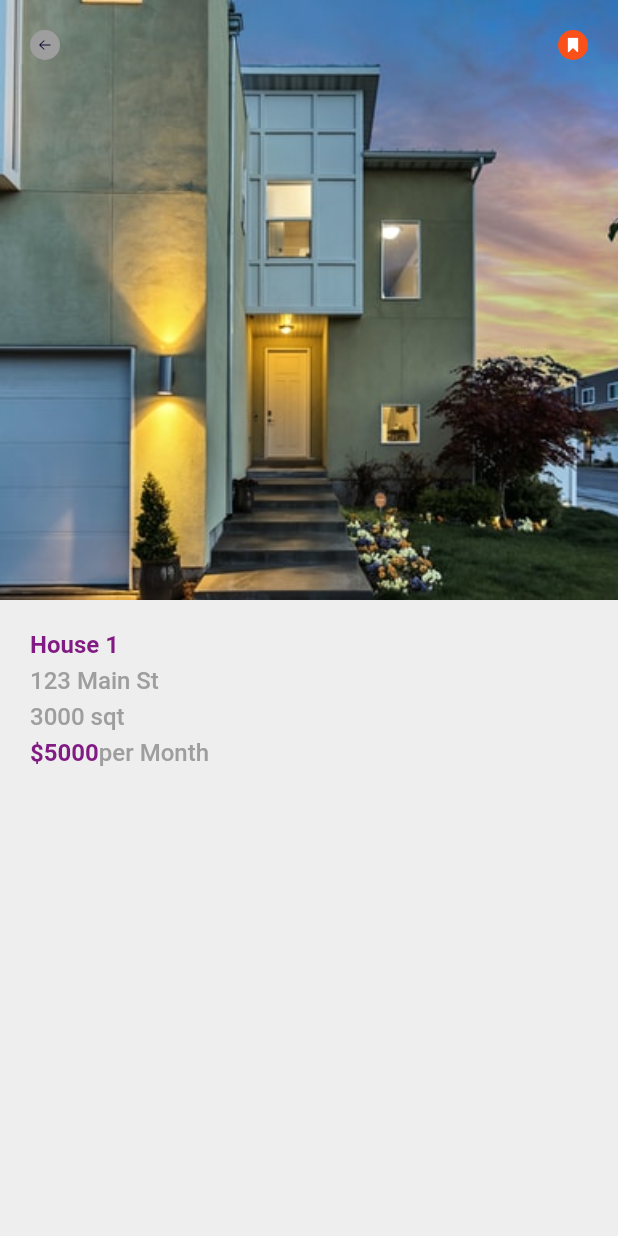
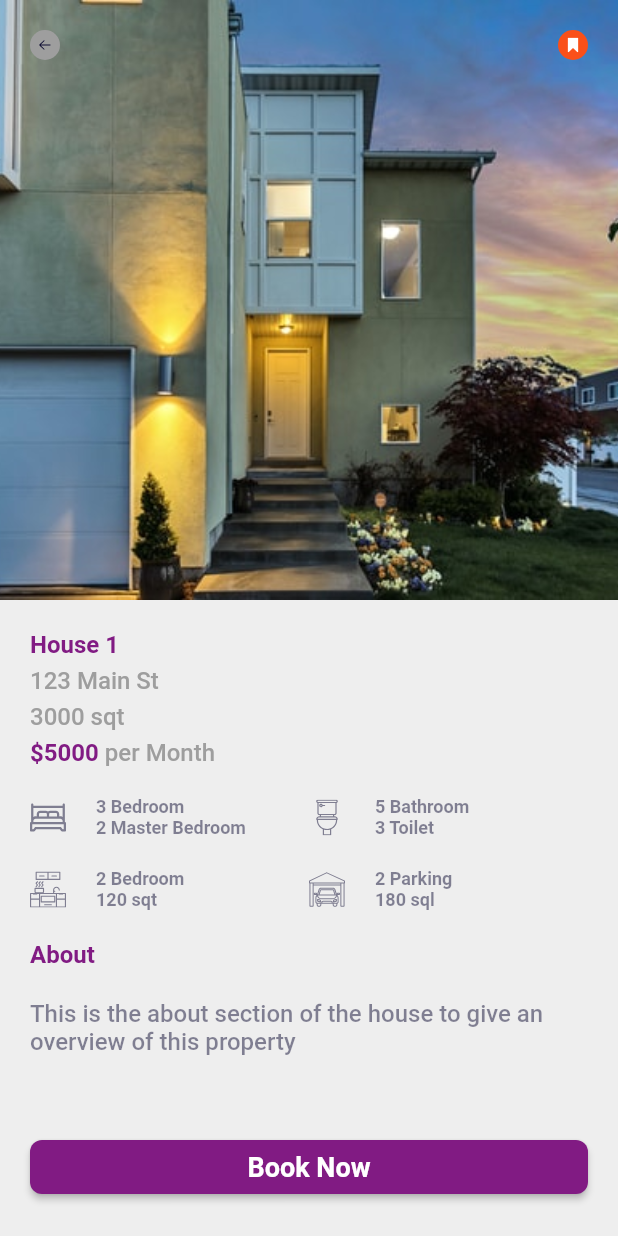
Before and after one commit to bdushimi/atlp-flutter, a Flutter app: the screen it shows after launch, after a tap on "House 1", on a phone screen of 412 x 824 dp. Run offline on Flutter 3.47's test engine with Material 2 defaults, Android fonts, the phone set to English and light mode, and no system bars; our stand-ins replace flutter_svg.

Commit message:
Completes details information page

```diff
--- a/flutter-firebase/house_rent_app/lib/screen/detail/details.dart
+++ b/flutter-firebase/house_rent_app/lib/screen/detail/details.dart
@@ -1,7 +1,9 @@
 import 'package:flutter/material.dart';
 import 'package:house_rent_app/model/house_model.dart';
+import 'package:house_rent_app/screen/detail/widget/about_house.dart';
 import 'package:house_rent_app/screen/detail/widget/detailed_app_bar.dart';
 import 'package:house_rent_app/screen/detail/widget/content_intro.dart';
+import 'package:house_rent_app/screen/detail/widget/house_info.dart';
 
 class Details extends StatelessWidget {
   final House house;
@@ -17,7 +19,35 @@ class Details extends StatelessWidget {
             DetailedAppBar(house: house),
             const SizedBox(height: 20),
             ContentIntro(house: house),
-
+            const SizedBox(height: 20),
+            HouseInfo(house: house),
+            SizedBox(height: 20),
+            AboutHouse(),
+            SizedBox(height: 50),
+            Container(
+              padding: const EdgeInsets.symmetric(horizontal: 20),
+              child: ElevatedButton(
+                onPressed: () {},
+                style: ElevatedButton.styleFrom(
+                  shape: RoundedRectangleBorder(
+                    borderRadius: BorderRadius.circular(8)
+                  ),
+                ),
+                 child: Container(
+                  width: double.infinity,
+                   child :Center(
+                     child: const Text(
+                       "Book Now",
+                       style: TextStyle(
+                         fontSize: 18,
+                         fontWeight: FontWeight.bold,
+                         color: Colors.white
+                       ),
+                       ),
+                   )
+                 ),
+                ),
+            ),
           ],
         ),
       ),
--- /dev/null
+++ b/flutter-firebase/house_rent_app/lib/screen/detail/widget/about_house.dart
@@ -0,0 +1,29 @@
+import 'package:flutter/material.dart';
+
+class AboutHouse extends StatelessWidget {
+  @override
+  Widget build(BuildContext context) {
+    return Container(
+      padding: const EdgeInsets.symmetric(horizontal: 20),
+      child: Column(
+        crossAxisAlignment: CrossAxisAlignment.start,
+        children: [
+          Text(
+            "About",
+            style: Theme.of(context)
+                .textTheme
+                .headline1!
+                .copyWith(fontSize: 16, fontWeight: FontWeight.bold),
+          ),
+          const SizedBox(height: 20),
+          Text(
+              "This is the about section of the house to give an overview of this property",
+              style: Theme.of(context)
+                  .textTheme
+                  .bodyText1!
+                  .copyWith(fontSize: 16)),
+        ],
+      ),
+    );
+  }
+}
--- a/flutter-firebase/house_rent_app/lib/screen/detail/widget/content_intro.dart
+++ b/flutter-firebase/house_rent_app/lib/screen/detail/widget/content_intro.dart
@@ -40,7 +40,7 @@ class ContentIntro extends StatelessWidget {
                         .headline1!
                         .copyWith(fontSize: 16, fontWeight: FontWeight.bold)),
                 TextSpan(
-                    text: 'per Month',
+                    text: ' per Month',
                     style: Theme.of(context)
                         .textTheme
                         .bodyText1!
--- /dev/null
+++ b/flutter-firebase/house_rent_app/lib/screen/detail/widget/house_info.dart
@@ -0,0 +1,41 @@
+import 'package:flutter/material.dart';
+import 'package:house_rent_app/screen/detail/widget/menu_info.dart';
+
+import '../../../model/house_model.dart';
+
+class HouseInfo extends StatelessWidget {
+  final House house;
+  const HouseInfo({Key? key, required this.house}) : super(key: key);
+
+  @override
+  Widget build(BuildContext context) {
+    return Container(
+      padding: const EdgeInsets.symmetric(horizontal: 20),
+      child: Column(
+        children: [
+          Row(
+            children: const [
+              MenuInfo(
+                  imageUrl: "assets/icons/bedroom.svg",
+                  content: "3 Bedroom\n2 Master Bedroom"),
+              MenuInfo(
+                  imageUrl: "assets/icons/bathroom.svg",
+                  content: "5 Bathroom\n3 Toilet")
+            ],
+          ),
+          const SizedBox(height: 20),
+          Row(
+            children: const [
+              MenuInfo(
+                  imageUrl: "assets/icons/kitchen.svg",
+                  content: "2 Bedroom\n120 sqt"),
+              MenuInfo(
+                  imageUrl: "assets/icons/parking.svg",
+                  content: "2 Parking\n180 sql")
+            ],
+          )
+        ],
+      ),
+    );
+  }
+}
--- /dev/null
+++ b/flutter-firebase/house_rent_app/lib/screen/detail/widget/menu_info.dart
@@ -0,0 +1,30 @@
+import 'package:flutter/material.dart';
+import 'package:flutter_svg/svg.dart';
+
+class MenuInfo extends StatelessWidget {
+  final String imageUrl;
+  final String content;
+  const MenuInfo({Key? key, required this.imageUrl, required this.content})
+      : super(key: key);
+
+  @override
+  Widget build(BuildContext context) {
+    return Container(
+      child: Expanded(
+        child: Row(
+          children: [
+            SvgPicture.asset(imageUrl),
+            const SizedBox(width: 20),
+            Text(
+              content,
+              style: Theme.of(context)
+                  .textTheme
+                  .bodyText1!
+                  .copyWith(fontSize: 12, fontWeight: FontWeight.bold),
+            ),
+          ],
+        ),
+      ),
+    );
+  }
+}
```
